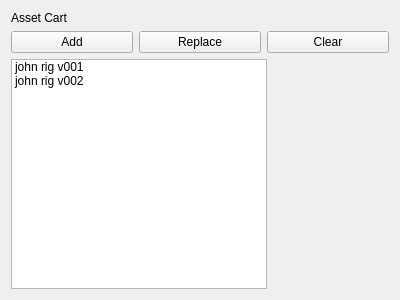
david-cattermole/qt-learning, file ui/windows/assetBrowser/forms/assetCart.ui: the form before one commit.
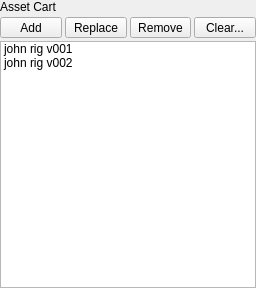
The form after the commit.

Commit message: Changed UI sizes and orders (for user 'tab' presses). Removed 'type' filter combo box from file browser 'version selector'. Numerious UI changes to Asset Browser - overall shift of space used - tabs of asset details has been reorganised. Merged 'project / sequence / shot' combo boxes into a single widget for easier re-use.

```diff
--- a/ui/windows/assetBrowser/forms/assetCart.ui
+++ b/ui/windows/assetBrowser/forms/assetCart.ui
@@ -6,14 +6,20 @@
    <rect>
     <x>0</x>
     <y>0</y>
-    <width>400</width>
-    <height>300</height>
+    <width>256</width>
+    <height>288</height>
    </rect>
   </property>
   <property name="windowTitle">
    <string>Form</string>
   </property>
   <layout class="QVBoxLayout" name="verticalLayout">
+   <property name="spacing">
+    <number>3</number>
+   </property>
+   <property name="margin">
+    <number>0</number>
+   </property>
    <item>
     <widget class="QLabel" name="label">
      <property name="text">
@@ -23,24 +29,58 @@
    </item>
    <item>
     <layout class="QHBoxLayout" name="horizontalLayout_6">
+     <property name="spacing">
+      <number>3</number>
+     </property>
      <item>
-      <widget class="QPushButton" name="addButton">
+      <widget class="QToolButton" name="addButton">
+       <property name="sizePolicy">
+        <sizepolicy hsizetype="Minimum" vsizetype="Fixed">
+         <horstretch>0</horstretch>
+         <verstretch>0</verstretch>
+        </sizepolicy>
+       </property>
        <property name="text">
         <string>Add</string>
        </property>
       </widget>
      </item>
      <item>
-      <widget class="QPushButton" name="replaceButton">
+      <widget class="QToolButton" name="replaceButton">
+       <property name="sizePolicy">
+        <sizepolicy hsizetype="Minimum" vsizetype="Fixed">
+         <horstretch>0</horstretch>
+         <verstretch>0</verstretch>
+        </sizepolicy>
+       </property>
        <property name="text">
         <string>Replace</string>
        </property>
       </widget>
      </item>
      <item>
-      <widget class="QPushButton" name="clearButton">
+      <widget class="QToolButton" name="removeButton">
+       <property name="sizePolicy">
+        <sizepolicy hsizetype="Minimum" vsizetype="Fixed">
+         <horstretch>0</horstretch>
+         <verstretch>0</verstretch>
+        </sizepolicy>
+       </property>
        <property name="text">
-        <string>Clear</string>
+        <string>Remove</string>
+       </property>
+      </widget>
+     </item>
+     <item>
+      <widget class="QToolButton" name="clearButton">
+       <property name="sizePolicy">
+        <sizepolicy hsizetype="Minimum" vsizetype="Fixed">
+         <horstretch>0</horstretch>
+         <verstretch>0</verstretch>
+        </sizepolicy>
+       </property>
+       <property name="text">
+        <string>Clear...</string>
        </property>
       </widget>
      </item>
@@ -49,7 +89,7 @@
    <item>
     <widget class="QListWidget" name="assetListWidget">
      <property name="sizePolicy">
-      <sizepolicy hsizetype="Maximum" vsizetype="Expanding">
+      <sizepolicy hsizetype="Minimum" vsizetype="Expanding">
        <horstretch>0</horstretch>
        <verstretch>0</verstretch>
       </sizepolicy>
```
The commit also changes 20 other files.
